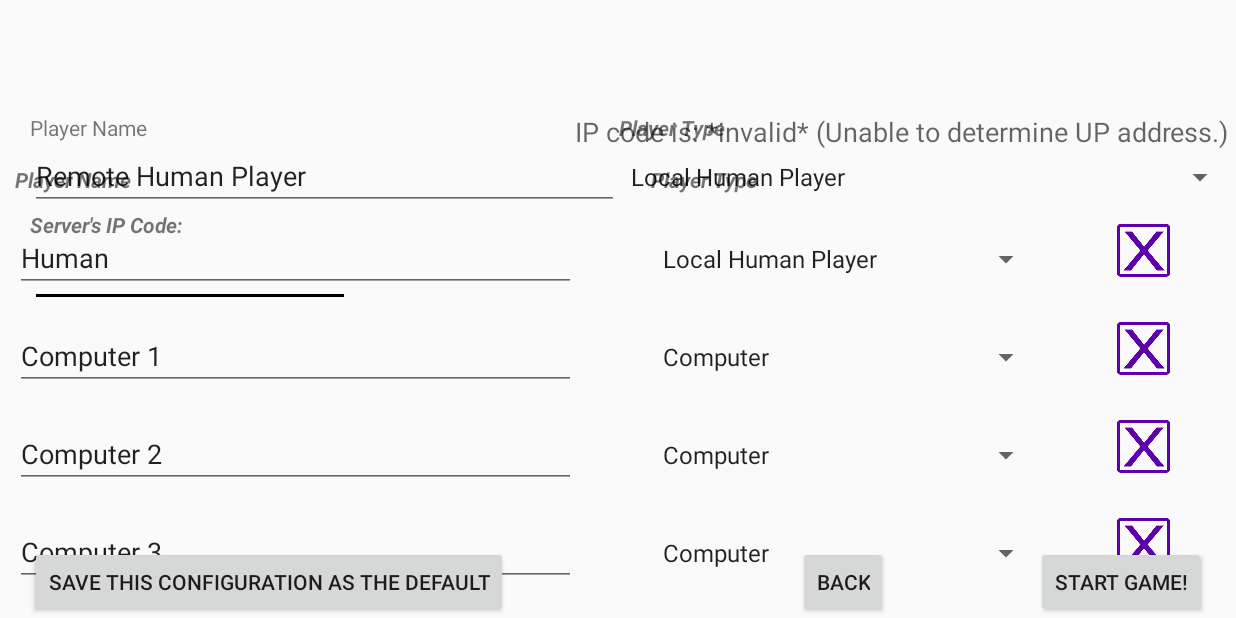
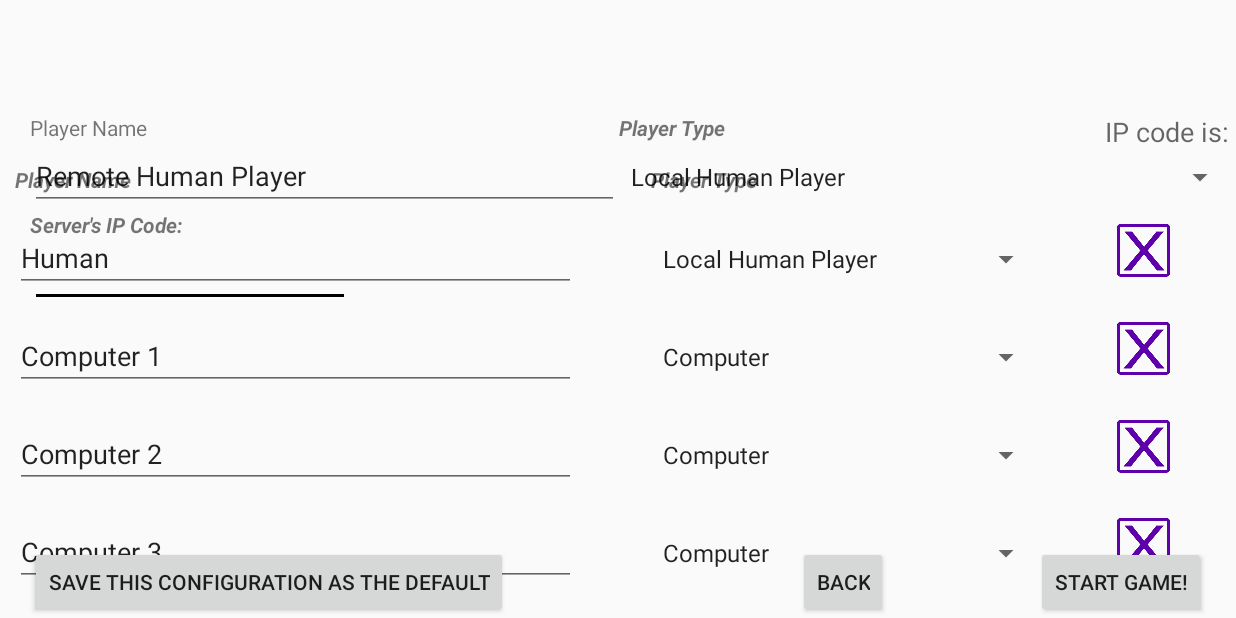
Before and after one commit to alexweininger/android-catan, an Android app: the screen it shows after launch (MainActivity), on a phone screen of 824 x 412 dp (held sideways). Run offline under Robolectric (Android 15) with nearby library versions, the phone set to English and light mode, and no system bars.

Commit message:
Merge branch 'master-clean' into alex-clean-2
# Conflicts:
#	app/src/main/java/edu/up/cs/androidcatan/catan/CatanGameState.java
#	app/src/main/java/edu/up/cs/androidcatan/catan/CatanHumanPlayer.java
#	app/src/main/java/edu/up/cs/androidcatan/catan/graphics/HexagonDrawable.java

```diff
--- a/app/src/main/java/edu/up/cs/androidcatan/game/GameMainActivity.java
+++ b/app/src/main/java/edu/up/cs/androidcatan/game/GameMainActivity.java
@@ -456,10 +456,10 @@ View.OnClickListener {
 		v.setOnClickListener(this);
 
 
-		String ipCode = IPCoder.encodeLocalIP();
-		String ipAddress = IPCoder.getLocalIpAddress();
-		TextView ipText = findViewById(R.id.ipCodeLabel);
-		ipText.setText(ipText.getText()+ipCode+" ("+ipAddress+") ");
+//		String ipCode = IPCoder.encodeLocalIP();
+//		String ipAddress = IPCoder.getLocalIpAddress();
+//		TextView ipText = findViewById(R.id.ipCodeLabel);
+//		ipText.setText(ipText.getText()+ipCode+" ("+ipAddress+") ");
 
 	}// initStarterGui
 
```
